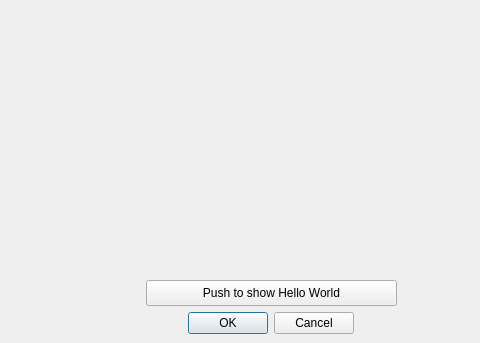
Qt form labo1QT/interface.ui (Simlebo/Project_3BM) before a commit; both pictures show x 124 to 604 and y 0 to 343 of the 800 by 600 pixel window.
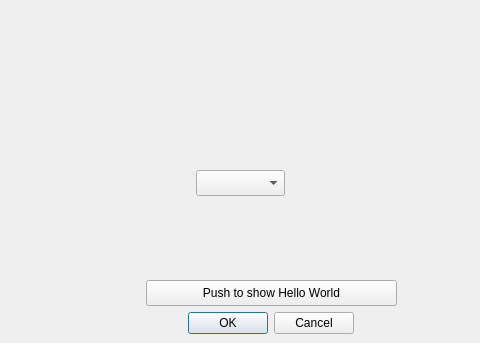
The same form after that commit.

Commit message: Add combo box to interface and update add_machine_to_db method to handle machinist selection

Diff of the .ui file:
```diff
--- a/labo1QT/interface.ui
+++ b/labo1QT/interface.ui
@@ -53,6 +53,16 @@
      <set>QDialogButtonBox::StandardButton::Cancel|QDialogButtonBox::StandardButton::Ok</set>
     </property>
    </widget>
+   <widget class="QComboBox" name="comboBox">
+    <property name="geometry">
+     <rect>
+      <x>320</x>
+      <y>170</y>
+      <width>89</width>
+      <height>26</height>
+     </rect>
+    </property>
+   </widget>
   </widget>
   <widget class="QMenuBar" name="menubar">
    <property name="geometry">
```
